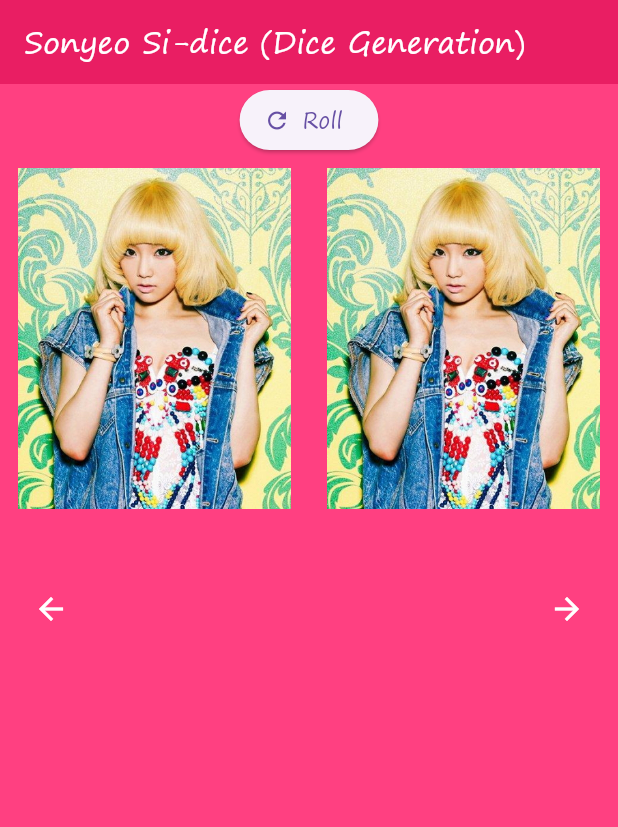
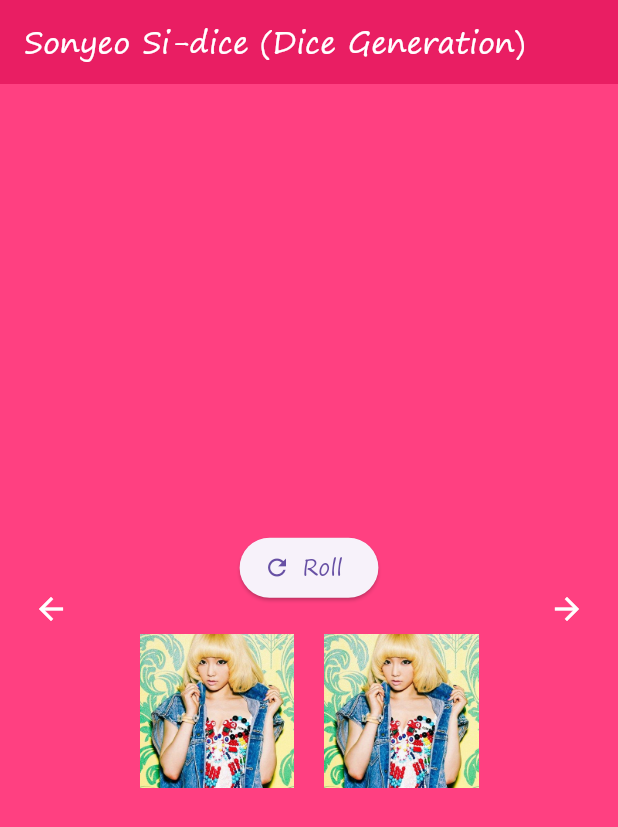
Before and after one commit to Cy2Kin3sis/SONE-Test, a Flutter app: the screen it shows after launch, swiped to page 3, on a phone screen of 412 x 824 dp. Shown: the top 827 px of the screen. Run offline on Flutter 3.47's test engine with Material 3 defaults, Android fonts, the phone set to English and light mode, and no system bars.

Commit message:
Added a roll button and removed onPressed on images

```diff
--- a/lib/menu.dart
+++ b/lib/menu.dart
@@ -143,37 +143,32 @@ class SNSDicePageState extends State<SNSDicePage> {
 
   @override
   Widget build(BuildContext context) {
+    double size = MediaQuery.of(context).size.width * 0.25;
     return Center(
       child: Column(
+        mainAxisSize: MainAxisSize.min,
         children: [
-          Center(
-            child: ElevatedButton.icon(
-              icon: const Icon(Icons.refresh),
-              label: const Text('Roll'),
-              onPressed: () => changeMemberFaces(),
-            ),
+          ElevatedButton.icon(
+            icon: const Icon(Icons.refresh),
+            label: const Text('Roll'),
+            onPressed: () => changeMemberFaces(),
           ),
+          const SizedBox(height: 20), // Add spacing between button and images
           Row(
-            children: <Widget>[
-              Expanded(
-                child: TextButton(
-                  child: Image.asset(
-                    'images/igab$leftMemberIndex.png',
-                  ),
-                  onPressed: () {
-                    changeMemberFaces();
-                  },
-                ),
+            mainAxisAlignment: MainAxisAlignment.center, // Center the images horizontally
+            children: [
+              Image.asset(
+                'images/igab$leftMemberIndex.png',
+                width: size,
+                height: size,
+                fit: BoxFit.cover,
               ),
-              Expanded(
-                child: TextButton(
-                  child: Image.asset(
-                    'images/igab$rightMemberIndex.png',
-                  ),
-                  onPressed: () {
-                    changeMemberFaces();
-                  },
-                ),
+              const SizedBox(width: 20), // Spacing between the images
+              Image.asset(
+                'images/igab$rightMemberIndex.png',
+                width: size,
+                height: size,
+                fit: BoxFit.cover,
               ),
             ],
           ),
```
